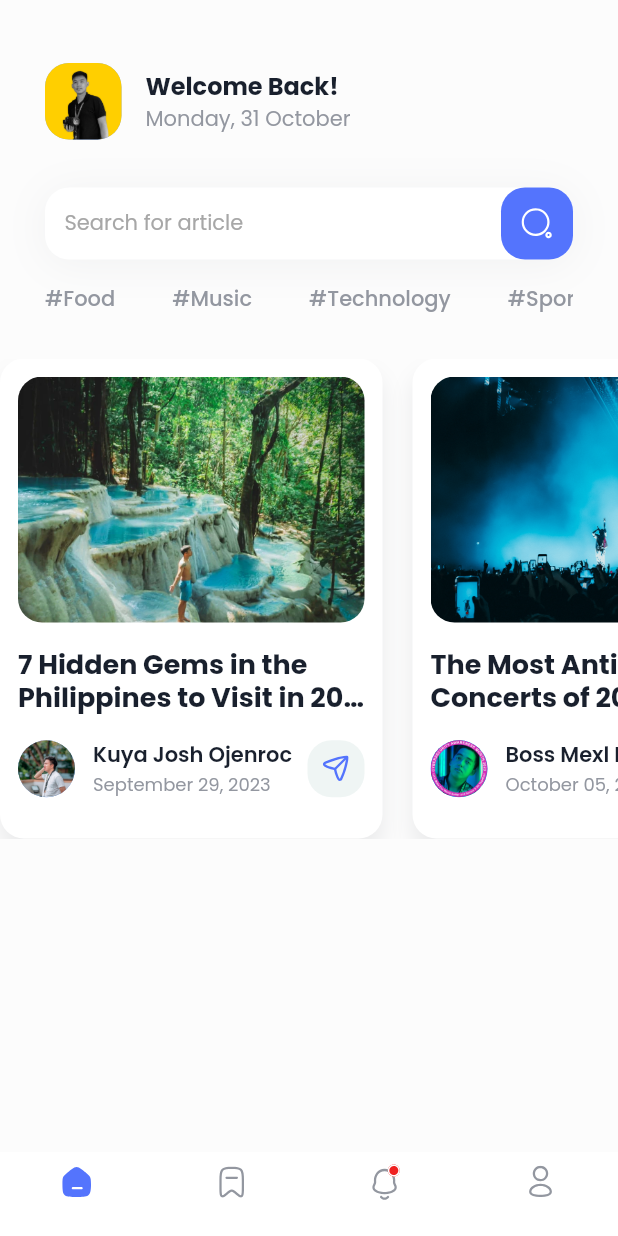
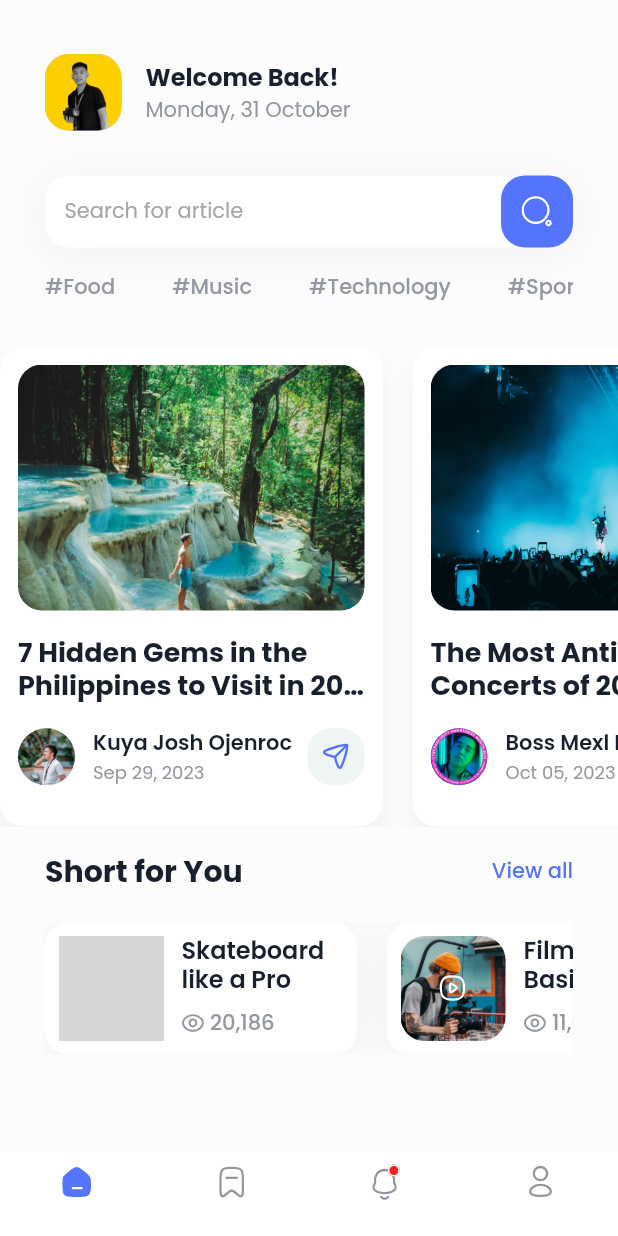
Before and after one commit to czarbasanal/flutter_news_app, a Flutter app: the screen it shows after launch, on a phone screen of 412 x 824 dp. Run offline on Flutter 3.47's test engine with Material 2 defaults, Android fonts, the phone set to English and light mode, and no system bars; our stand-ins replace flutter_svg, google_fonts; grey boxes are pictures that could not be loaded.

Commit message:
Shorts For You

```diff
--- a/lib/featured_list.dart
+++ b/lib/featured_list.dart
@@ -31,7 +31,7 @@ class FeaturedListView extends StatelessWidget {
               color: white,
               boxShadow: [
                 BoxShadow(
-                  color: darkBlue.withOpacity(0.08),
+                  color: darkBlue.withOpacity(0.05),
                   offset: const Offset(0.0, 10.0),
                   blurRadius: 12.0,
                   spreadRadius: 0.0,
--- a/lib/home_screen.dart
+++ b/lib/home_screen.dart
@@ -2,6 +2,8 @@ import 'package:flutter/material.dart';
 import 'package:flutter_news_app/categories_list.dart';
 import 'package:flutter_news_app/featured_list.dart';
 import 'package:flutter_news_app/search_bar.dart';
+import 'package:flutter_news_app/short_for_you_list.dart';
+import 'package:flutter_svg/flutter_svg.dart';
 
 import 'app_styles.dart';
 
@@ -14,7 +16,7 @@ class HomeScreen extends StatelessWidget {
       child: ListView(
         children: [
           Padding(
-            padding: const EdgeInsets.fromLTRB(30.0, 42.0, 30.0, 30.0),
+            padding: const EdgeInsets.fromLTRB(30.0, 36.0, 30.0, 30.0),
             child: Column(
               children: [
                 Row(
@@ -54,7 +56,7 @@ class HomeScreen extends StatelessWidget {
                   ],
                 ),
                 const SizedBox(
-                  height: 32.0,
+                  height: 30.0,
                 ),
                 const CustomSearchBar(),
                 const SizedBox(
@@ -64,7 +66,11 @@ class HomeScreen extends StatelessWidget {
               ],
             ),
           ),
-          const FeaturedListView()
+          const FeaturedListView(),
+          const SizedBox(
+            height: 15,
+          ),
+          const ShortsListView()
         ],
       ),
     );
--- a/lib/models/featured_news.dart
+++ b/lib/models/featured_news.dart
@@ -2,6 +2,7 @@ class FeaturedNews {
   final String featuredImg;
   final String headline;
   final String description;
+  final String readDuration;
   final String userProfileUrl;
   final String userName;
   final String datePosted;
@@ -10,10 +11,20 @@ class FeaturedNews {
     required this.featuredImg,
     required this.headline,
     required this.description,
+    required this.readDuration,
     required this.userProfileUrl,
     required this.userName,
     required this.datePosted,
   });
+}
+
+class ShortForYou {
+  final String thumbnailUrl;
+  final String heading;
+  final String views;
+
+  const ShortForYou(
+      {required this.thumbnailUrl, required this.heading, required this.views});
 }
 
 List<String> categories = [
@@ -32,31 +43,58 @@ var featuredNews = [
       headline: '7 Hidden Gems in the Philippines to Visit in 2023',
       description:
           'Lorem ipsum dolor sit amet, quo solet eirmod in, virtute partiendo aliquando id nec. At eum amet omittam repudiare. Tollit partem eam ei, ad volutpat quaerendum per, ea qui malorum pertinax. An vis fuisset quaestio tincidunt, in nibh luptatum iracundia pri. Eam diam regione instructior et, te pro prompta moderatius, et odio iudico petentium duo. Sea ut nibh imperdiet, postea corrumpit voluptatum eum te.',
+      readDuration: '5 min read',
       userProfileUrl: 'assets/user-profile1.png',
       userName: 'Kuya Josh Ojenroc',
-      datePosted: 'September 29, 2023'),
+      datePosted: 'Sep 29, 2023'),
   const FeaturedNews(
       featuredImg: 'assets/music.png',
       headline: 'The Most Anticipated Concerts of 2023',
       description:
           'Lorem ipsum dolor sit amet, quo solet eirmod in, virtute partiendo aliquando id nec. At eum amet omittam repudiare. Tollit partem eam ei, ad volutpat quaerendum per, ea qui malorum pertinax. An vis fuisset quaestio tincidunt, in nibh luptatum iracundia pri. Eam diam regione instructior et, te pro prompta moderatius, et odio iudico petentium duo. Sea ut nibh imperdiet, postea corrumpit voluptatum eum te.',
+      readDuration: '3 min read',
       userProfileUrl: 'assets/user-profile2.png',
       userName: 'Boss Mexl Mapags',
-      datePosted: 'October 05, 2023'),
+      datePosted: 'Oct 05, 2023'),
   const FeaturedNews(
       featuredImg: 'assets/technology.png',
       headline: 'The Rise of Artificial Intelligence: Now and Beyond',
       description:
           'Lorem ipsum dolor sit amet, quo solet eirmod in, virtute partiendo aliquando id nec. At eum amet omittam repudiare. Tollit partem eam ei, ad volutpat quaerendum per, ea qui malorum pertinax. An vis fuisset quaestio tincidunt, in nibh luptatum iracundia pri. Eam diam regione instructior et, te pro prompta moderatius, et odio iudico petentium duo. Sea ut nibh imperdiet, postea corrumpit voluptatum eum te.',
+      readDuration: '8 min read',
       userProfileUrl: 'assets/user-profile3.png',
       userName: 'Bibiluvs',
-      datePosted: 'October 09, 2023'),
+      datePosted: 'Oct 09, 2023'),
   const FeaturedNews(
       featuredImg: 'assets/fashion.jpg',
       headline: 'The Best Places to Shop for Clothes Online',
       description:
           'Lorem ipsum dolor sit amet, quo solet eirmod in, virtute partiendo aliquando id nec. At eum amet omittam repudiare. Tollit partem eam ei, ad volutpat quaerendum per, ea qui malorum pertinax. An vis fuisset quaestio tincidunt, in nibh luptatum iracundia pri. Eam diam regione instructior et, te pro prompta moderatius, et odio iudico petentium duo. Sea ut nibh imperdiet, postea corrumpit voluptatum eum te.',
+      readDuration: '4 min read',
       userProfileUrl: 'assets/user-profile4.png',
       userName: 'Boss Matskie',
-      datePosted: 'October 15, 2023')
+      datePosted: 'Oct 15, 2023')
 ];
+
+var shortForYou = [
+  const ShortForYou(
+      thumbnailUrl: 'assets/thumbnail-1.jpg',
+      heading: 'Skateboard like a Pro',
+      views: '20,186'),
+  const ShortForYou(
+      thumbnailUrl: 'assets/thumbnail-2.jpg',
+      heading: 'Filming Basics',
+      views: '11,069'),
+  const ShortForYou(
+      thumbnailUrl: 'assets/thumbnail-3.jpg',
+      heading: 'How to make the best coffee',
+      views: '99,853'),
+  const ShortForYou(
+      thumbnailUrl: 'assets/thumbnail-4.jpg',
+      heading: 'Training my dog right',
+      views: '40,209'),
+  const ShortForYou(
+      thumbnailUrl: 'assets/thumbnail-5.jpg',
+      heading: 'Do makeup in under 5 mins',
+      views: '502,903'),
+];
--- /dev/null
+++ b/lib/short_for_you_list.dart
@@ -0,0 +1,130 @@
+import 'package:flutter/material.dart';
+import 'package:flutter_news_app/models/featured_news.dart';
+import 'package:flutter_svg/flutter_svg.dart';
+import 'app_styles.dart';
+
+class ShortsListView extends StatelessWidget {
+  const ShortsListView({Key? key}) : super(key: key);
+
+  @override
+  Widget build(BuildContext context) {
+    return Padding(
+      padding: const EdgeInsets.only(left: 30.0, right: 30.0),
+      child: Column(
+        children: [
+          Row(
+            mainAxisAlignment: MainAxisAlignment.spaceBetween,
+            crossAxisAlignment: CrossAxisAlignment.center,
+            children: [
+              Text(
+                'Short for You',
+                style: poppinsBold.copyWith(
+                  fontSize: 20.0,
+                ),
+              ),
+              Text(
+                'View all',
+                style: poppinsMedium.copyWith(
+                  color: blue,
+                  fontSize: 14.0,
+                ),
+              )
+            ],
+          ),
+          const SizedBox(
+            height: 19,
+          ),
+          SizedBox(
+            height: 88,
+            child: ListView.builder(
+              itemCount: shortForYou.length,
+              scrollDirection: Axis.horizontal,
+              physics: const BouncingScrollPhysics(
+                  decelerationRate: ScrollDecelerationRate.normal),
+              itemBuilder: (context, index) {
+                ShortForYou shortItem = shortForYou[index];
+
+                return Container(
+                  padding: const EdgeInsets.all(9),
+                  margin: const EdgeInsets.only(
+                    right: 20,
+                  ),
+                  width: 208,
+                  height: 88,
+                  decoration: BoxDecoration(
+                    color: white,
+                    borderRadius: BorderRadius.circular(borderRadius),
+                    boxShadow: [
+                      BoxShadow(
+                        color: darkBlue.withOpacity(0.051),
+                        offset: const Offset(0.0, 3.0),
+                        blurRadius: 24.0,
+                        spreadRadius: 0.0,
+                      )
+                    ],
+                  ),
+                  child: Row(
+                    children: [
+                      Container(
+                        width: 70,
+                        height: 70,
+                        padding: const EdgeInsets.all(26),
+                        decoration: BoxDecoration(
+                          borderRadius: BorderRadius.circular(borderRadius),
+                          image: DecorationImage(
+                              fit: BoxFit.cover,
+                              image: AssetImage(shortItem.thumbnailUrl)),
+                        ),
+                        child: SvgPicture.asset(
+                          'assets/play_icon.svg',
+                        ),
+                      ),
+                      const SizedBox(
+                        width: 12,
+                      ),
+                      Flexible(
+                        child: Column(
+                          mainAxisAlignment: MainAxisAlignment.center,
+                          crossAxisAlignment: CrossAxisAlignment.start,
+                          children: [
+                            Text(
+                              shortItem.heading,
+                              maxLines: 2,
+                              overflow: TextOverflow.ellipsis,
+                              style: poppinsSemibold.copyWith(
+                                  fontSize: medium, height: 1.20),
+                            ),
+                            const SizedBox(
+                              height: 8.0,
+                            ),
+                            Row(
+                              children: [
+                                SvgPicture.asset(
+                                  'assets/eye_icon.svg',
+                                ),
+                                const SizedBox(
+                                  width: 4,
+                                ),
+                                Text(
+                                  shortItem.views,
+                                  style: poppinsMedium.copyWith(
+                                    color: grey,
+                                    fontSize: small,
+                                  ),
+                                )
+                              ],
+                            )
+                          ],
+                        ),
+                      ),
+                    ],
+                  ),
+                );
+              },
+            ),
+          )
+        ],
+      ),
+    );
+  }
+}
```
Also changed, not shown: assets/thumbnail-2.jpg (added), assets/thumbnail-3.jpg (added), assets/thumbnail-4.jpg (added), 2 other files.
